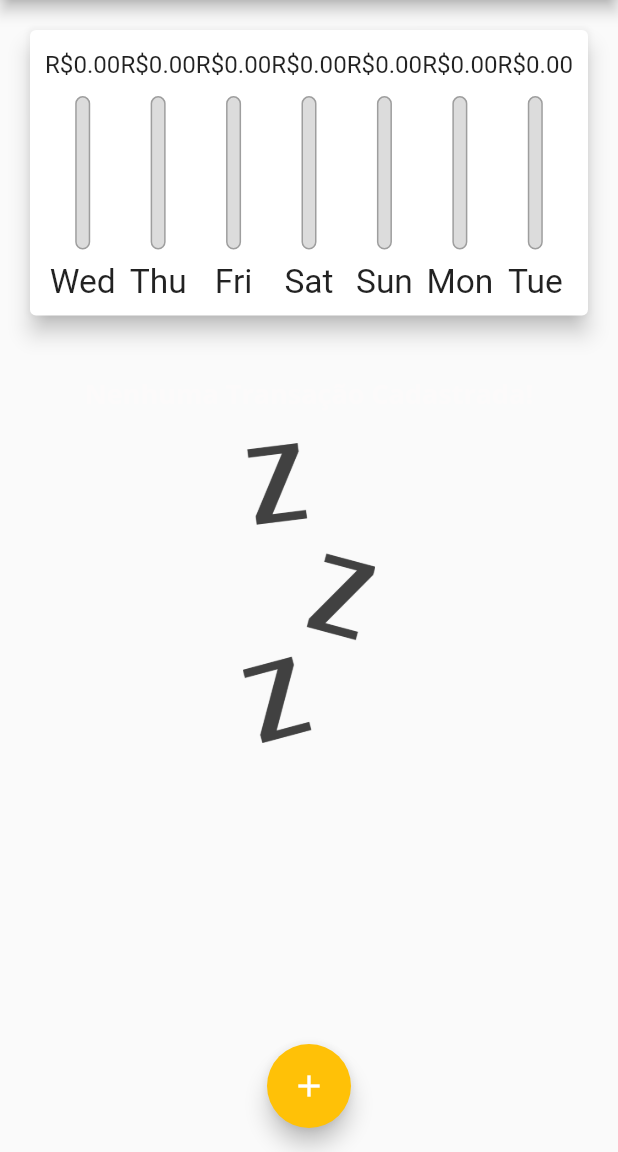
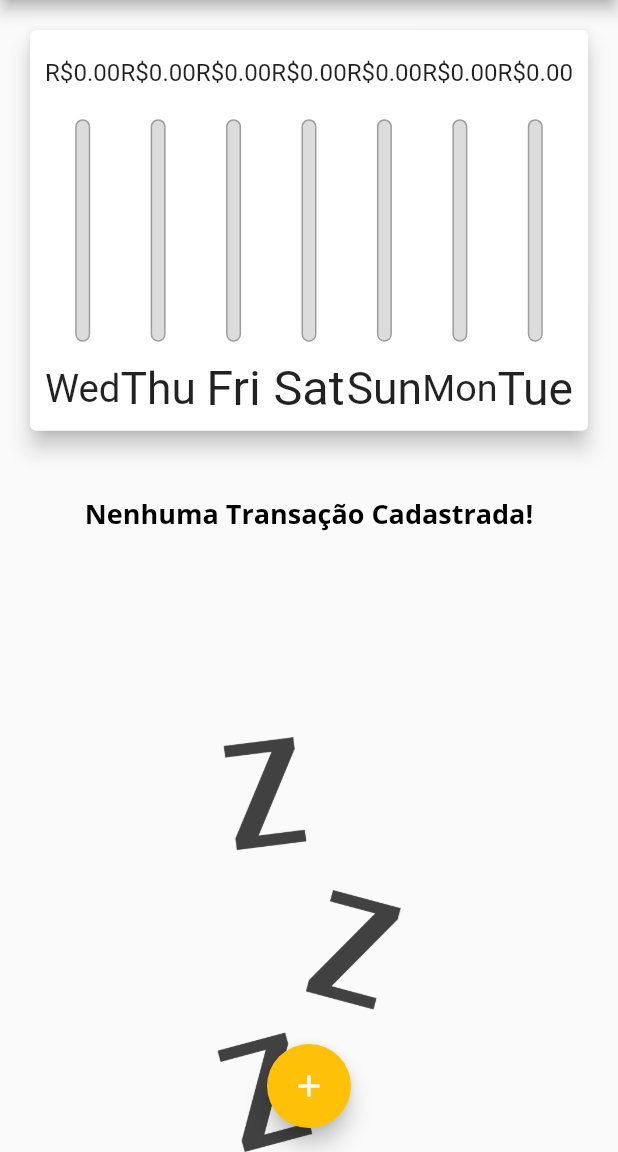
Before and after one commit to Felipealvesnn/flutter_estudos, a Flutter app: the screen it shows after launch, on a phone screen of 412 x 824 dp, the part 84-1236 px from its top. Run offline on Flutter 3.47's test engine with Material 2 defaults, Android fonts, the light colour scheme and no system bars.

Commit message:
atualizado bocado de coisa rs

```diff
--- a/projeto_gastos/lib/components/transaction_list.dart
+++ b/projeto_gastos/lib/components/transaction_list.dart
@@ -2,7 +2,6 @@ import 'dart:math';
 
 import 'package:flutter/material.dart';
 import '../models/transaction.dart';
-import 'package:intl/intl.dart';
 
 class TransactionList extends StatelessWidget {
   final List<Transaction> transactions;
@@ -14,23 +13,28 @@ class TransactionList extends StatelessWidget {
   @override
   Widget build(BuildContext context) {
     return transactions.isEmpty
-        ? Column(
+        ? LayoutBuilder(builder:  (ctx, constraints) {
+            return Column(
               children: [
-              const SizedBox(height: 20),
-              Text(
+                SizedBox(height: constraints.maxHeight * 0.05),
+                Container(
+                  height: constraints.maxHeight * 0.3,
+                  child: Text(
                     'Nenhuma Transação Cadastrada!',
                     style: Theme.of(context).textTheme.headline6,
                   ),
-              const SizedBox(height: 20),
-              SizedBox(
-                height: 200,
+                ),
+                SizedBox(height: constraints.maxHeight * 0.05),
+                Container(
+                  height: constraints.maxHeight * 0.6,
                   child: Image.asset(
                     'assets/images/waiting.png',
                     fit: BoxFit.cover,
                   ),
                 ),
               ],
-          )
+            );
+          })
         : ListView.builder(
             itemCount: transactions.length,
             itemBuilder: (ctx, index) {
--- a/projeto_gastos/lib/main.dart
+++ b/projeto_gastos/lib/main.dart
@@ -1,8 +1,6 @@
 import 'package:expenses/components/transaction_form.dart';
 import 'package:flutter/material.dart';
-import 'package:flutter/services.dart';
 import 'dart:math';
-import 'components/transaction_form.dart';
 import 'components/transaction_list.dart';
 import 'components/chart.dart';
 import 'models/transaction.dart';
@@ -23,17 +21,15 @@ class ExpensesApp extends StatelessWidget {
           secondary: Colors.amber,
         ),
         textTheme: tema.textTheme.copyWith(
-          titleLarge: const TextStyle(
+          titleLarge : const TextStyle(
             fontFamily: 'OpenSans',
             fontSize: 18,
             fontWeight: FontWeight.bold,
-            color: Color.fromARGB(255, 252, 250, 250),
+            color: Colors.black,
           ),
-          labelLarge: TextStyle(
-            fontFamily: 'OpenSans',
-            fontSize: 18,
+          labelLarge : const TextStyle(
+            color: Colors.white,
             fontWeight: FontWeight.bold,
-            color: const Color.fromARGB(255, 250, 250, 250),
           ),
         ),
         appBarTheme: const AppBarTheme(
@@ -57,6 +53,7 @@ class MyHomePage extends StatefulWidget {
 
 class _MyHomePageState extends State<MyHomePage> {
   final List<Transaction> _transactions = [];
+  bool _showChart = false;
 
   List<Transaction> get _recentTransactions {
     return _transactions.where((tr) {
@@ -73,6 +70,7 @@ class _MyHomePageState extends State<MyHomePage> {
       value: value,
       date: date,
     );
+
     setState(() {
       _transactions.add(newTransaction);
     });
@@ -80,7 +78,7 @@ class _MyHomePageState extends State<MyHomePage> {
     Navigator.of(context).pop();
   }
 
-  _deletrTransaction(String id) {
+  _removeTransaction(String id) {
     setState(() {
       _transactions.removeWhere((tr) => tr.id == id);
     });
@@ -97,22 +95,28 @@ class _MyHomePageState extends State<MyHomePage> {
 
   @override
   Widget build(BuildContext context) {
-    //SystemChrome.setPreferredOrientations([DeviceOrientation.portraitUp]); se eu quiser q so funcione na horienteção retrato
+  bool isPaisagem =  MediaQuery.of(context).orientation
+     == Orientation.landscape;
     final appBar = AppBar(
-      title:const Text(
-        'Despesas Pessoais',
-        style: TextStyle(
-          color: Color.fromARGB(255, 255, 255, 255),
-        ),
-      ),
+      title: const Text('Despesas Pessoais'),
       actions: [
         IconButton(
           icon: const Icon(Icons.add),
           onPressed: () => _openTransactionFormModal(context),
         ),
+          if(isPaisagem)
+        IconButton(
+          icon:  Icon(_showChart ? Icons.list : Icons.bar_chart),
+          onPressed: () {
+            setState(() {
+              _showChart = !_showChart;
+            });
+          },
+        ),
       ],
     );
-    final availabelheight = MediaQuery.of(context).size.height -
+
+    final availableHeight = MediaQuery.of(context).size.height -
         appBar.preferredSize.height -
         MediaQuery.of(context).padding.top;
 
@@ -122,13 +126,31 @@ class _MyHomePageState extends State<MyHomePage> {
         child: Column(
           crossAxisAlignment: CrossAxisAlignment.stretch,
           children: [
-            Container(
-              height: availabelheight * 0.3,
-              child: Chart(_recentTransactions),
+            if(isPaisagem)
+            Row(
+              mainAxisAlignment: MainAxisAlignment.center,
+              children: [
+                const Text('Exibir Gráfico'),
+                Switch(
+                  value: _showChart,
+                  onChanged: (value) {
+                    setState(() {
+                      _showChart = value;
+                    });
+                  },
+                ),
+              ],
             ),
-            Container(
-                height: availabelheight * 0.7,
-                child: TransactionList(_transactions, _deletrTransaction)),
+            if (_showChart || !isPaisagem)
+              SizedBox(
+                height: availableHeight * (isPaisagem? 0.7: 0.4),
+                child: Chart(_recentTransactions),
+              ),
+            if (!_showChart || !isPaisagem)
+              SizedBox(
+                height: availableHeight * (isPaisagem? 1:0.6),
+                child: TransactionList(_transactions, _removeTransaction),
+              ),
           ],
         ),
       ),
```
Also changed, not shown: projeto_gastos/lib/components/transaction_form.dart (+47 -7 lines). Lines whose indentation alone changed are shown as unchanged.
